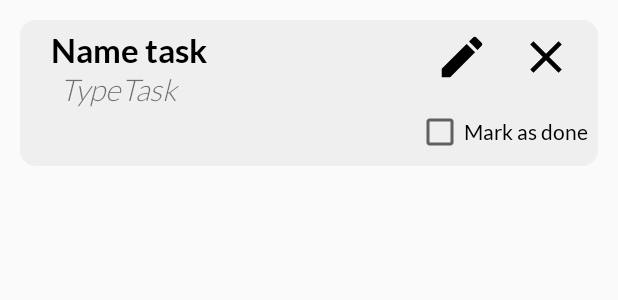
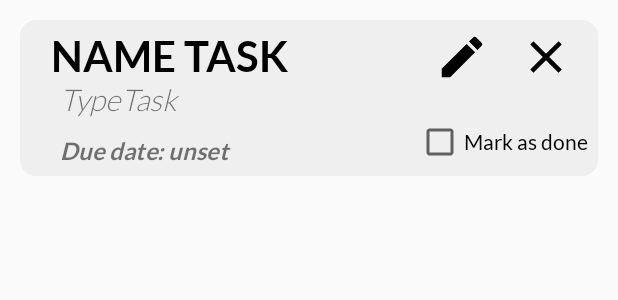
Before and after one commit to quocan05/todolist-using-room-database-android-java, an Android app: the layout task_list_item.xml on its own in the app's theme, with its tools: preview values and no code run, on a phone screen of 412 x 824 dp. Shown: the top 300 px of the screen. Run offline under Robolectric (Android 15) with nearby library versions, the phone set to English and light mode, and no system bars.

Commit message:
add due date display, still updating...

```diff
--- a/app/src/main/res/layout/task_list_item.xml
+++ b/app/src/main/res/layout/task_list_item.xml
@@ -13,8 +13,9 @@
         android:layout_height="wrap_content"
         android:text="Name task"
         android:paddingLeft="14dp"
+        android:textAllCaps="true"
         android:id="@+id/tvNameTask"
-        android:textSize="22sp"
+        android:textSize="28sp"
         android:fontFamily="@font/latobold"
         android:textStyle="bold"
         android:textColor="#000"
@@ -31,6 +32,19 @@
         android:textStyle="italic"
         android:layout_toStartOf="@+id/btnEditTask"
         android:textSize="20sp"
+        />
+    <TextView
+        android:layout_width="match_parent"
+        android:layout_height="wrap_content"
+        android:id="@+id/tvShowDueDate"
+        android:text="Due date: unset"
+        android:paddingLeft="20dp"
+        android:layout_below="@+id/tvType"
+        android:fontFamily="@font/latobold"
+        android:textStyle="italic"
+        android:layout_toStartOf="@+id/btnEditTask"
+        android:textSize="16sp"
+        android:layout_marginTop="12dp"
         />
 
     <ImageButton
--- a/app/src/main/res/values/colors.xml
+++ b/app/src/main/res/values/colors.xml
@@ -7,4 +7,7 @@
     <color name="teal_700">#FF018786</color>
     <color name="black">#FF000000</color>
     <color name="white">#FFFFFFFF</color>
+    <color name="color_work">#FF0000</color>
+    <color name="color_study">#2196F3</color>
+    <color name="color_relax">#009688</color>
 </resources>
--- a/app/src/main/res/values/strings.xml
+++ b/app/src/main/res/values/strings.xml
@@ -1,5 +1,5 @@
 <resources>
-    <string name="app_name">TodolistRoom</string>
+    <string name="app_name">To Do</string>
     <!-- TODO: Remove or change this placeholder text -->
     <string name="hello_blank_fragment">Hello blank fragment</string>
     <string name="select_sort_option">Sort by</string>
```
Also changed, not shown: app/src/main/AndroidManifest.xml (+5 -2 lines), app/src/main/java/com/quocanproject/todolistroom/FragAddTask.java (+21 -14 lines), app/src/main/java/com/quocanproject/todolistroom/FragHome.java (+13 -7 lines), app/src/main/java/com/quocanproject/todolistroom/MainActivity.java (+3 -4 lines), app/src/main/java/com/quocanproject/todolistroom/TaskListAdapter.java (+20 -1 lines), app/src/main/res/mipmap-hdpi/logo.png (added).
